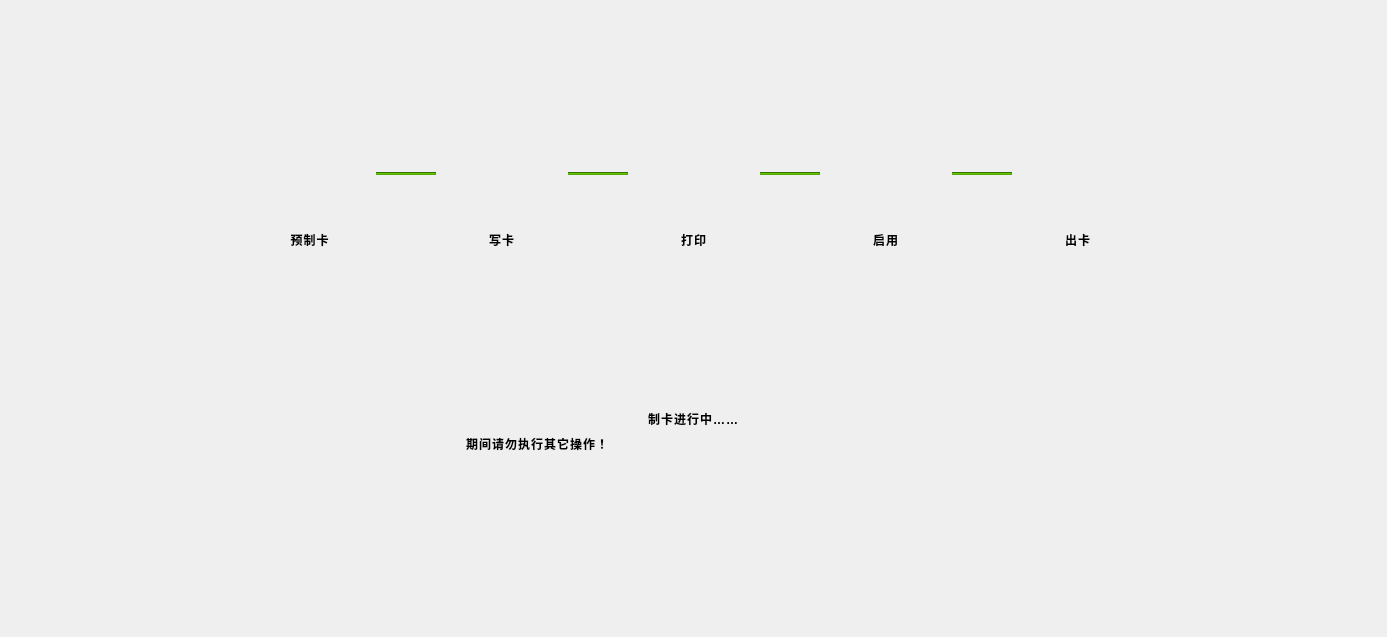
The window that SSCard_System/uc_makecard.ui (leithergit/SSCard_System) describes before a commit, drawn with Qt 5.
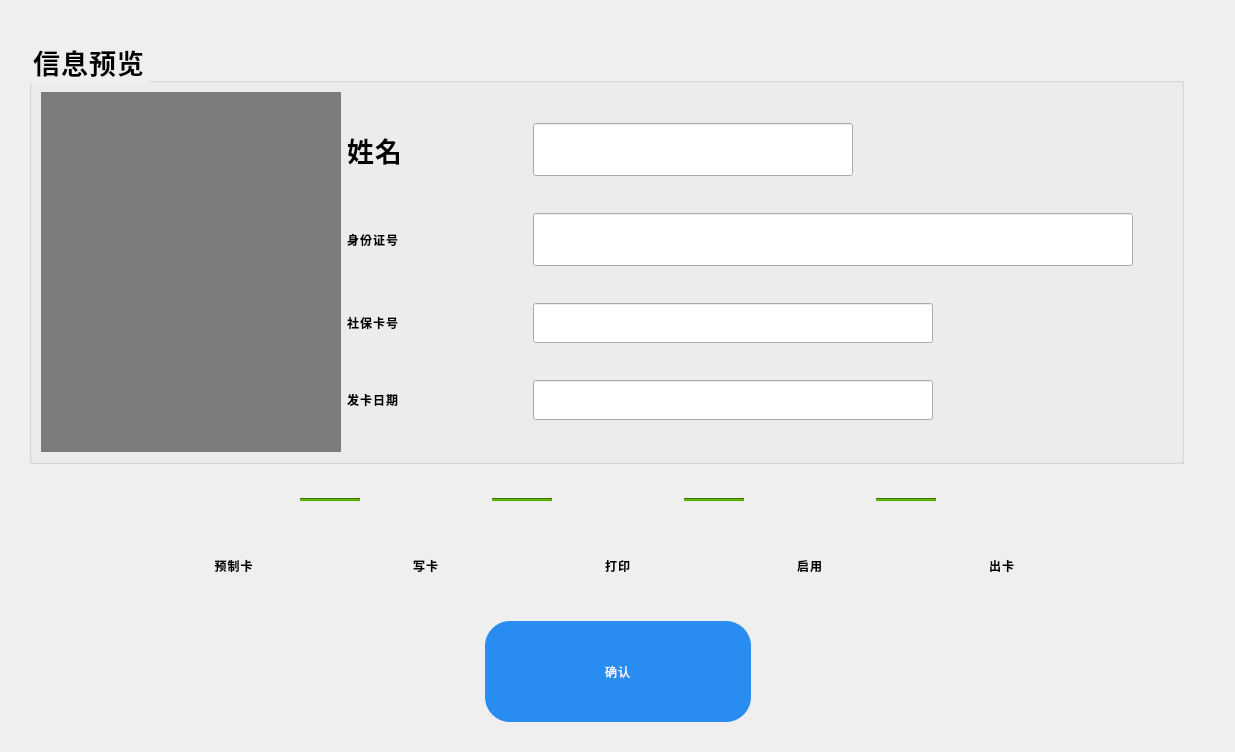
The same window after the commit. Icons and pictures are not drawn.

Commit message: 1.完成新滨州新制卡，补办卡，挂失/解挂等功能，补办卡沿有流程上的疑问，需要咨询地纬工作人员； 2.完成滨州卡管库的临时挂/解挂功能

What changed in the file:
```diff
--- a/SSCard_System/uc_makecard.ui
+++ b/SSCard_System/uc_makecard.ui
@@ -6,8 +6,8 @@
    <rect>
     <x>0</x>
     <y>0</y>
-    <width>1387</width>
-    <height>637</height>
+    <width>1235</width>
+    <height>752</height>
    </rect>
   </property>
   <property name="minimumSize">
@@ -27,20 +27,314 @@
 color: 0
 </string>
   </property>
-  <layout class="QVBoxLayout" name="verticalLayout_2">
+  <layout class="QVBoxLayout" name="verticalLayout">
    <item>
-    <spacer name="verticalSpacer">
+    <spacer name="verticalSpacer_3">
      <property name="orientation">
       <enum>Qt::Vertical</enum>
      </property>
      <property name="sizeHint" stdset="0">
       <size>
        <width>20</width>
-       <height>85</height>
+       <height>40</height>
       </size>
      </property>
     </spacer>
    </item>
+   <item>
+    <layout class="QHBoxLayout" name="horizontalLayout_13">
+     <item>
+      <spacer name="horizontalSpacer_8">
+       <property name="orientation">
+        <enum>Qt::Horizontal</enum>
+       </property>
+       <property name="sizeHint" stdset="0">
+        <size>
+         <width>18</width>
+         <height>20</height>
+        </size>
+       </property>
+      </spacer>
+     </item>
+     <item>
+      <widget class="QGroupBox" name="groupBox">
+       <property name="font">
+        <font>
+         <family>思源黑体 CN Normal</family>
+         <pointsize>20</pointsize>
+         <weight>50</weight>
+         <italic>false</italic>
+         <bold>false</bold>
+        </font>
+       </property>
+       <property name="styleSheet">
+        <string notr="true">font: 20pt &quot;思源黑体 CN Normal&quot;;</string>
+       </property>
+       <property name="title">
+        <string>信息预览</string>
+       </property>
+       <layout class="QHBoxLayout" name="horizontalLayout_19">
+        <item>
+         <widget class="QLabel" name="label_Photo">
+          <property name="minimumSize">
+           <size>
+            <width>300</width>
+            <height>360</height>
+           </size>
+          </property>
+          <property name="styleSheet">
+           <string notr="true">background-color: rgb(124, 124, 124);</string>
+          </property>
+          <property name="text">
+           <string/>
+          </property>
+         </widget>
+        </item>
+        <item>
+         <layout class="QVBoxLayout" name="verticalLayout_2">
+          <item>
+           <layout class="QHBoxLayout" name="horizontalLayout">
+            <item>
+             <widget class="QLabel" name="label_3">
+              <property name="minimumSize">
+               <size>
+                <width>180</width>
+                <height>40</height>
+               </size>
+              </property>
+              <property name="font">
+               <font>
+                <family>思源黑体 CN Normal</family>
+                <pointsize>20</pointsize>
+                <weight>50</weight>
+                <italic>false</italic>
+                <bold>false</bold>
+               </font>
+              </property>
+              <property name="text">
+               <string>姓名</string>
+              </property>
+             </widget>
+            </item>
+            <item>
+             <widget class="QLineEdit" name="lineEdit_Name">
+              <property name="minimumSize">
+               <size>
+                <width>320</width>
+                <height>40</height>
+               </size>
+              </property>
+              <property name="font">
+               <font>
+                <family>思源黑体 CN Medium</family>
+                <pointsize>24</pointsize>
+                <weight>7</weight>
+                <italic>false</italic>
+                <bold>false</bold>
+               </font>
+              </property>
+              <property name="styleSheet">
+               <string notr="true">font: 57 24pt &quot;思源黑体 CN Medium&quot;;</string>
+              </property>
+              <property name="text">
+               <string/>
+              </property>
+              <property name="readOnly">
+               <bool>true</bool>
+              </property>
+             </widget>
+            </item>
+            <item>
+             <spacer name="horizontalSpacer">
+              <property name="orientation">
+               <enum>Qt::Horizontal</enum>
+              </property>
+              <property name="sizeHint" stdset="0">
+               <size>
+                <width>40</width>
+                <height>24</height>
+               </size>
+              </property>
+             </spacer>
+            </item>
+           </layout>
+          </item>
+          <item>
+           <layout class="QHBoxLayout" name="horizontalLayout_4">
+            <item>
+             <widget class="QLabel" name="label_4">
+              <property name="minimumSize">
+               <size>
+                <width>180</width>
+                <height>40</height>
+               </size>
+              </property>
+              <property name="text">
+               <string>身份证号</string>
+              </property>
+             </widget>
+            </item>
+            <item>
+             <widget class="QLineEdit" name="lineEdit_CardID">
+              <property name="minimumSize">
+               <size>
+                <width>600</width>
+                <height>40</height>
+               </size>
+              </property>
+              <property name="font">
+               <font>
+                <family>思源黑体 CN Medium</family>
+                <pointsize>24</pointsize>
+                <weight>7</weight>
+                <italic>false</italic>
+                <bold>false</bold>
+               </font>
+              </property>
+              <property name="styleSheet">
+               <string notr="true">font: 57 24pt &quot;思源黑体 CN Medium&quot;;</string>
+              </property>
+              <property name="text">
+               <string/>
+              </property>
+              <property name="readOnly">
+               <bool>true</bool>
+              </property>
+             </widget>
+            </item>
+            <item>
+             <spacer name="horizontalSpacer_10">
+              <property name="orientation">
+               <enum>Qt::Horizontal</enum>
+              </property>
+              <property name="sizeHint" stdset="0">
+               <size>
+                <width>40</width>
+                <height>24</height>
+               </size>
+              </property>
+             </spacer>
+            </item>
+           </layout>
+          </item>
+          <item>
+           <layout class="QHBoxLayout" name="horizontalLayout_16">
+            <item>
+             <widget class="QLabel" name="label_8">
+              <property name="minimumSize">
+               <size>
+                <width>180</width>
+                <height>40</height>
+               </size>
+              </property>
+              <property name="text">
+               <string>社保卡号</string>
+              </property>
+             </widget>
+            </item>
+            <item>
+             <widget class="QLineEdit" name="lineEditl_SSCard">
+              <property name="minimumSize">
+               <size>
+                <width>400</width>
+                <height>40</height>
+               </size>
+              </property>
+              <property name="styleSheet">
+               <string notr="true">font: 57 24pt &quot;思源黑体 CN Medium&quot;;</string>
+              </property>
+              <property name="text">
+               <string/>
+              </property>
+              <property name="readOnly">
+               <bool>true</bool>
+              </property>
+             </widget>
+            </item>
+            <item>
+             <spacer name="horizontalSpacer_11">
+              <property name="orientation">
+               <enum>Qt::Horizontal</enum>
+              </property>
+              <property name="sizeHint" stdset="0">
+               <size>
+                <width>40</width>
+                <height>24</height>
+               </size>
+              </property>
+             </spacer>
+            </item>
+           </layout>
+          </item>
+          <item>
+           <layout class="QHBoxLayout" name="horizontalLayout_17">
+            <item>
+             <widget class="QLabel" name="label_6">
+              <property name="minimumSize">
+               <size>
+                <width>180</width>
+                <height>40</height>
+               </size>
+              </property>
+              <property name="text">
+               <string>发卡日期</string>
+              </property>
+             </widget>
+            </item>
+            <item>
+             <widget class="QLineEdit" name="lineEdit_Datetime">
+              <property name="minimumSize">
+               <size>
+                <width>400</width>
+                <height>40</height>
+               </size>
+              </property>
+              <property name="styleSheet">
+               <string notr="true">font: 57 24pt &quot;思源黑体 CN Medium&quot;;</string>
+              </property>
+              <property name="text">
+               <string/>
+              </property>
+              <property name="readOnly">
+               <bool>true</bool>
+              </property>
+             </widget>
+            </item>
+            <item>
+             <spacer name="horizontalSpacer_12">
+              <property name="orientation">
+               <enum>Qt::Horizontal</enum>
+              </property>
+              <property name="sizeHint" stdset="0">
+               <size>
+                <width>40</width>
+                <height>24</height>
+               </size>
+              </property>
+             </spacer>
+            </item>
+           </layout>
+          </item>
+         </layout>
+        </item>
+       </layout>
+      </widget>
+     </item>
+     <item>
+      <spacer name="horizontalSpacer_7">
+       <property name="orientation">
+        <enum>Qt::Horizontal</enum>
+       </property>
+       <property name="sizeHint" stdset="0">
+        <size>
+         <width>40</width>
+         <height>20</height>
+        </size>
+       </property>
+      </spacer>
+     </item>
+    </layout>
+   </item>
    <item>
     <layout class="QHBoxLayout" name="horizontalLayout_15">
      <item>
@@ -496,22 +790,22 @@
     </layout>
    </item>
    <item>
-    <spacer name="verticalSpacer_3">
+    <spacer name="verticalSpacer">
      <property name="orientation">
       <enum>Qt::Vertical</enum>
      </property>
      <property name="sizeHint" stdset="0">
       <size>
        <width>20</width>
-       <height>40</height>
+       <height>30</height>
       </size>
      </property>
     </spacer>
    </item>
    <item>
-    <layout class="QHBoxLayout" name="horizontalLayout_13">
+    <layout class="QHBoxLayout" name="horizontalLayout_12">
      <item>
-      <spacer name="horizontalSpacer_7">
+      <spacer name="horizontalSpacer_5">
        <property name="orientation">
         <enum>Qt::Horizontal</enum>
        </property>
@@ -524,63 +818,36 @@
       </spacer>
      </item>
      <item>
-      <layout class="QVBoxLayout" name="verticalLayout">
-       <item>
-        <layout class="QHBoxLayout" name="horizontalLayout_12">
-         <item>
-          <spacer name="horizontalSpacer_5">
-           <property name="orientation">
-            <enum>Qt::Horizontal</enum>
-           </property>
-           <property name="sizeHint" stdset="0">
-            <size>
-             <width>40</width>
-             <height>20</height>
-            </size>
-           </property>
-          </spacer>
-         </item>
-         <item>
-          <widget class="QLabel" name="label">
-           <property name="styleSheet">
-            <string notr="true">font: 32pt &quot;思源黑体 CN Regular&quot;;
-color: rgb(0, 0, 0);</string>
-           </property>
-           <property name="text">
-            <string>制卡进行中……</string>
-           </property>
-          </widget>
-         </item>
-         <item>
-          <spacer name="horizontalSpacer_6">
-           <property name="orientation">
-            <enum>Qt::Horizontal</enum>
-           </property>
-           <property name="sizeHint" stdset="0">
-            <size>
-             <width>40</width>
-             <height>20</height>
-            </size>
-           </property>
-          </spacer>
-         </item>
-        </layout>
-       </item>
-       <item>
-        <widget class="QLabel" name="label_2">
-         <property name="styleSheet">
-          <string notr="true">font: 32pt &quot;思源黑体 CN Regular&quot;;
-color: rgb(0, 0, 0);</string>
-         </property>
-         <property name="text">
-          <string>期间请勿执行其它操作！</string>
-         </property>
-        </widget>
-       </item>
-      </layout>
+      <widget class="QPushButton" name="pushButton_OK">
+       <property name="enabled">
+        <bool>true</bool>
+       </property>
+       <property name="minimumSize">
+        <size>
+         <width>266</width>
+         <height>101</height>
+        </size>
+       </property>
+       <property name="styleSheet">
+        <string notr="true">QPushButton{background-color: #298cf0;
+border-radius: 25px;
+font: 57 42px &quot;思源黑体 CN Medium&quot;;
+font-weight: normal;
+line-height: 49px;
+letter-spacing: 1px;
+color: #ffffff;}
+QPushButton:pressed{background:#38a357;}
+QPushButton:!enabled{background:#cacaca;}
+
+</string>
+       </property>
+       <property name="text">
+        <string>确认</string>
+       </property>
+      </widget>
      </item>
      <item>
-      <spacer name="horizontalSpacer_8">
+      <spacer name="horizontalSpacer_6">
        <property name="orientation">
         <enum>Qt::Horizontal</enum>
        </property>
@@ -602,7 +869,7 @@
      <property name="sizeHint" stdset="0">
       <size>
        <width>20</width>
-       <height>173</height>
+       <height>30</height>
       </size>
      </property>
     </spacer>
```
The commit also changes 32 other files.
